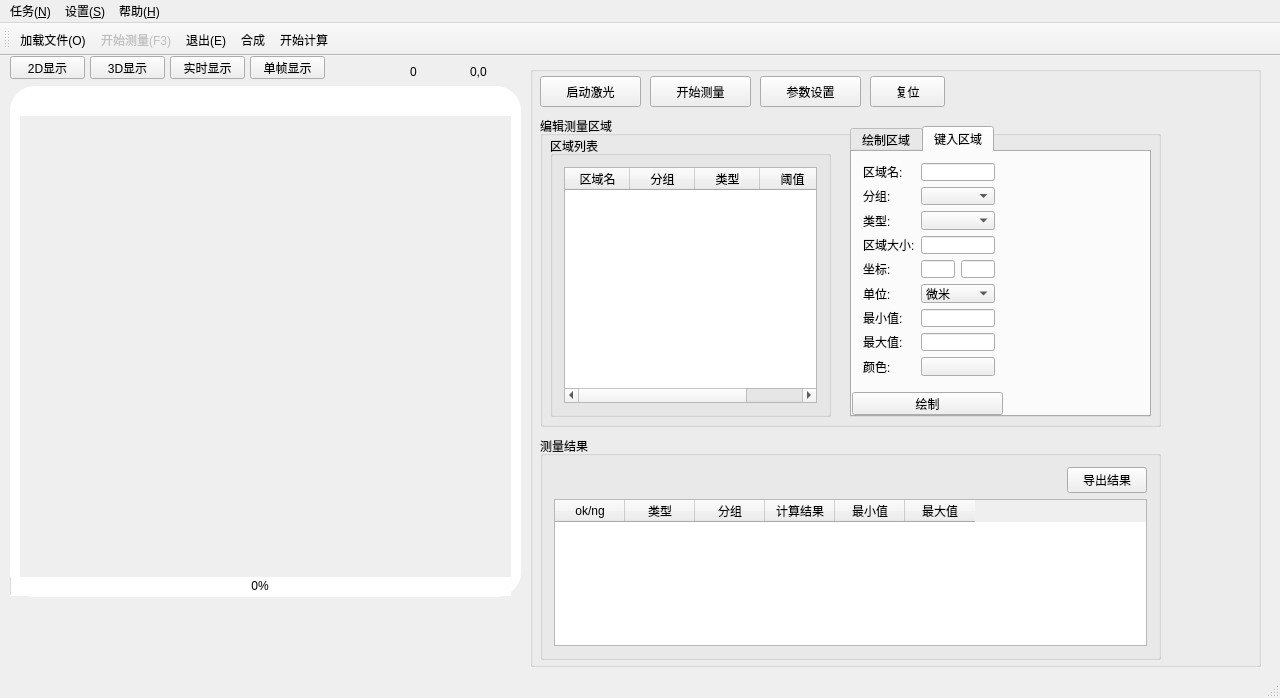
Qt form mainwindow.ui (kof98765/scanControl) before a commit.
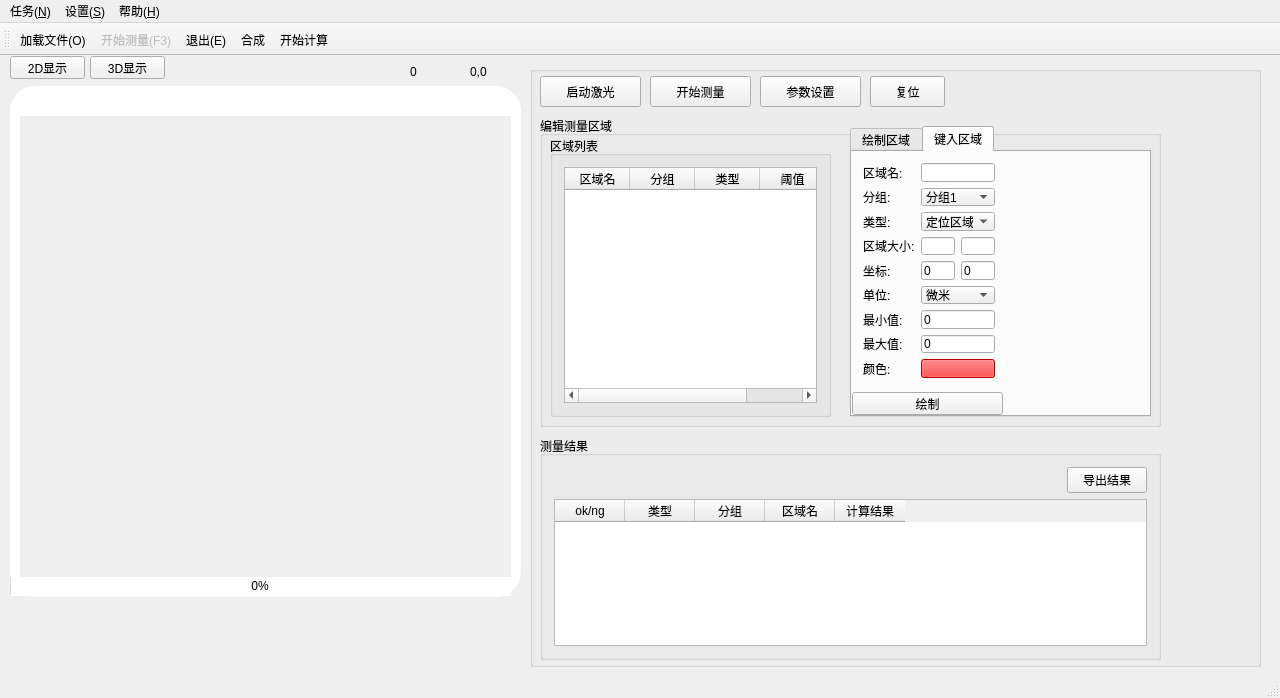
The same form after that commit. The open tabs and pages were chosen to show the change. Icons and pictures are not drawn.

The edit to the form file:
```diff
--- a/mainwindow.ui
+++ b/mainwindow.ui
@@ -167,21 +167,16 @@
           <string>分组</string>
          </property>
         </column>
+        <column>
+         <property name="text">
+          <string>区域名</string>
+         </property>
+        </column>
         <column>
          <property name="text">
           <string>计算结果</string>
          </property>
         </column>
-        <column>
-         <property name="text">
-          <string>最小值</string>
-         </property>
-        </column>
-        <column>
-         <property name="text">
-          <string>最大值</string>
-         </property>
-        </column>
        </widget>
       </item>
      </layout>
@@ -243,7 +238,7 @@
        </item>
       </layout>
      </widget>
-     <widget class="QTabWidget" name="team2">
+     <widget class="QTabWidget" name="xxxxxxx">
       <property name="geometry">
        <rect>
         <x>310</x>
@@ -476,7 +471,7 @@
           <x>0</x>
           <y>0</y>
           <width>154</width>
-          <height>235</height>
+          <height>237</height>
          </rect>
         </property>
         <layout class="QFormLayout" name="formLayout_2">
@@ -501,7 +496,48 @@
           </widget>
          </item>
          <item row="1" column="1">
-          <widget class="QComboBox" name="ComboBox"/>
+          <widget class="QComboBox" name="team2">
+           <item>
+            <property name="text">
+             <string>分组1</string>
+            </property>
+           </item>
+           <item>
+            <property name="text">
+             <string>分组2</string>
+            </property>
+           </item>
+           <item>
+            <property name="text">
+             <string>分组3</string>
+            </property>
+           </item>
+           <item>
+            <property name="text">
+             <string>分组4</string>
+            </property>
+           </item>
+           <item>
+            <property name="text">
+             <string>分组5</string>
+            </property>
+           </item>
+           <item>
+            <property name="text">
+             <string>分组6</string>
+            </property>
+           </item>
+           <item>
+            <property name="text">
+             <string>分组7</string>
+            </property>
+           </item>
+           <item>
+            <property name="text">
+             <string>分组8</string>
+            </property>
+           </item>
+          </widget>
          </item>
          <item row="2" column="0">
           <widget class="QLabel" name="Label_3">
@@ -511,7 +547,28 @@
           </widget>
          </item>
          <item row="2" column="1">
-          <widget class="QComboBox" name="func2"/>
+          <widget class="QComboBox" name="func2">
+           <item>
+            <property name="text">
+             <string>定位区域</string>
+            </property>
+           </item>
+           <item>
+            <property name="text">
+             <string>搜索区域</string>
+            </property>
+           </item>
+           <item>
+            <property name="text">
+             <string>计算平面度</string>
+            </property>
+           </item>
+           <item>
+            <property name="text">
+             <string>计算高差</string>
+            </property>
+           </item>
+          </widget>
          </item>
          <item row="3" column="0">
           <widget class="QLabel" name="Label_4">
@@ -520,9 +577,6 @@
            </property>
           </widget>
          </item>
-         <item row="3" column="1">
-          <widget class="QLineEdit" name="roiSize"/>
-         </item>
          <item row="4" column="0">
           <widget class="QLabel" name="Label_5">
            <property name="text">
@@ -533,7 +587,11 @@
          <item row="4" column="1">
           <layout class="QHBoxLayout" name="horizontalLayout_2">
            <item>
-            <widget class="QLineEdit" name="pointX"/>
+            <widget class="QLineEdit" name="pointX">
+             <property name="text">
+              <string>0</string>
+             </property>
+            </widget>
            </item>
            <item>
             <spacer name="horizontalSpacer_2">
@@ -549,7 +607,11 @@
             </spacer>
            </item>
            <item>
-            <widget class="QLineEdit" name="pointY"/>
+            <widget class="QLineEdit" name="pointY">
+             <property name="text">
+              <string>0</string>
+             </property>
+            </widget>
            </item>
           </layout>
          </item>
@@ -582,7 +644,11 @@
           </widget>
          </item>
          <item row="6" column="1">
-          <widget class="QLineEdit" name="minValue"/>
+          <widget class="QLineEdit" name="minValue">
+           <property name="text">
+            <string>0</string>
+           </property>
+          </widget>
          </item>
          <item row="7" column="0">
           <widget class="QLabel" name="Label_8">
@@ -592,7 +658,11 @@
           </widget>
          </item>
          <item row="7" column="1">
-          <widget class="QLineEdit" name="maxValue"/>
+          <widget class="QLineEdit" name="maxValue">
+           <property name="text">
+            <string>0</string>
+           </property>
+          </widget>
          </item>
          <item row="8" column="0">
           <widget class="QLabel" name="Label_9">
@@ -603,11 +673,24 @@
          </item>
          <item row="8" column="1">
           <widget class="QPushButton" name="roiColor2">
+           <property name="styleSheet">
+            <string notr="true">background-color: rgb(255, 0, 0);</string>
+           </property>
            <property name="text">
             <string/>
            </property>
           </widget>
          </item>
+         <item row="3" column="1">
+          <layout class="QHBoxLayout" name="horizontalLayout_3">
+           <item>
+            <widget class="QLineEdit" name="roiLength1"/>
+           </item>
+           <item>
+            <widget class="QLineEdit" name="roiLength2"/>
+           </item>
+          </layout>
+         </item>
         </layout>
        </widget>
       </widget>
@@ -919,32 +1002,6 @@
      <string>3D显示</string>
     </property>
    </widget>
-   <widget class="QPushButton" name="realTimeButton">
-    <property name="geometry">
-     <rect>
-      <x>170</x>
-      <y>0</y>
-      <width>75</width>
-      <height>23</height>
-     </rect>
-    </property>
-    <property name="text">
-     <string>实时显示</string>
-    </property>
-   </widget>
-   <widget class="QPushButton" name="singleFrameButton">
-    <property name="geometry">
-     <rect>
-      <x>250</x>
-      <y>0</y>
-      <width>75</width>
-      <height>23</height>
-     </rect>
-    </property>
-    <property name="text">
-     <string>单帧显示</string>
-    </property>
-   </widget>
    <widget class="QLabel" name="rate">
     <property name="geometry">
      <rect>
```
Left out of the diff: 2 changed lines with no effect on the pictures.
